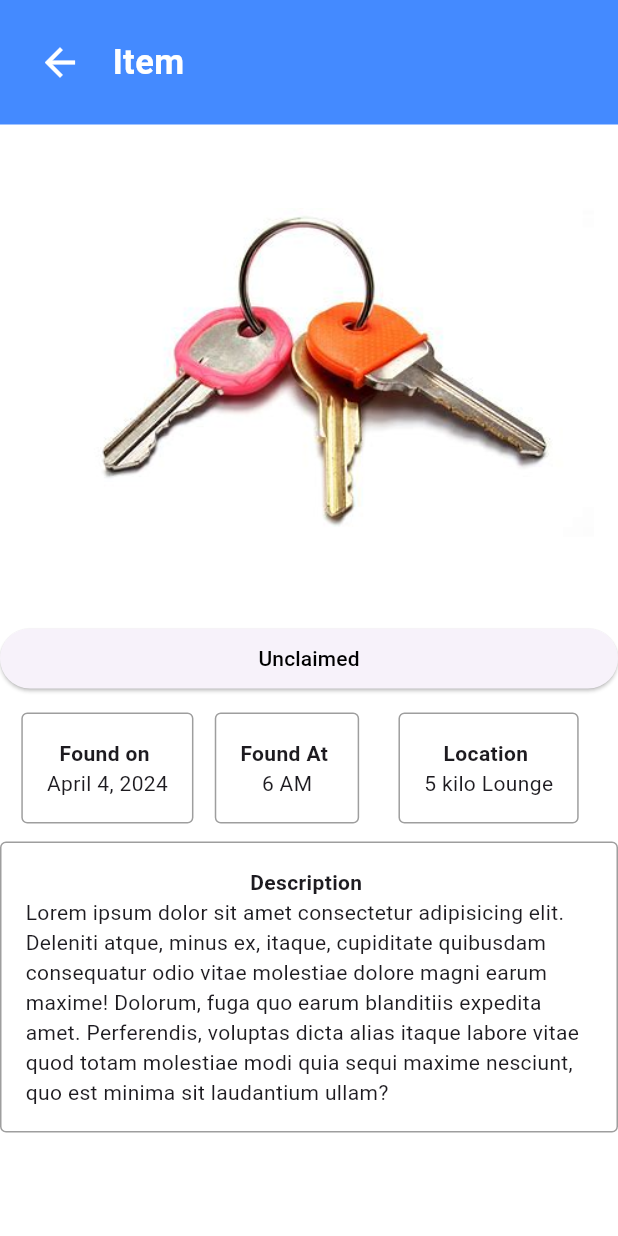
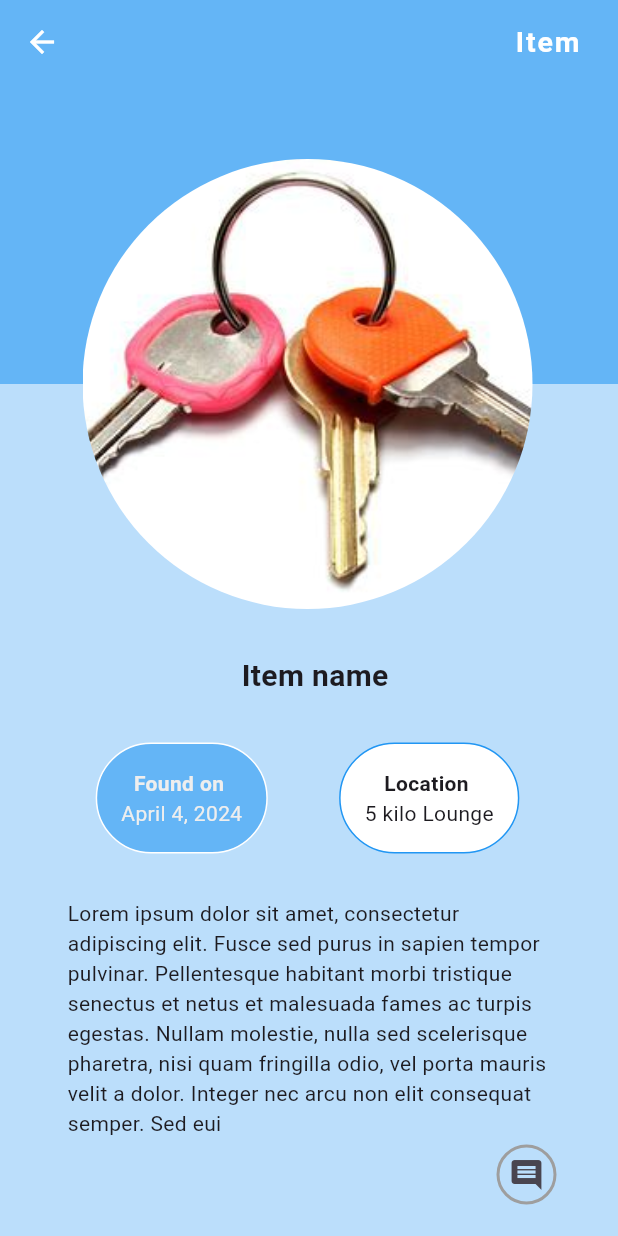
Before and after one commit to SosiSis/flutter-2024-proj, a Flutter app: the ItemPage screen opened directly, on a phone screen of 412 x 824 dp. Run offline on Flutter 3.47's test engine with Material 3 defaults, Android fonts, the phone set to English and light mode, and no system bars.

Commit message:
improved UI

```diff
--- a/lib/presentation/screens/detailpage.dart
+++ b/lib/presentation/screens/detailpage.dart
@@ -1,84 +1,104 @@
 import 'package:flutter/material.dart';
 
-import 'top_bar.dart';
+
 
 class ItemPage extends StatelessWidget {
   @override
   Widget build(BuildContext context) {
     return Scaffold(
-        backgroundColor: Colors.white,
-        body: ListView(
+      backgroundColor: Colors.blue[100],
+        appBar: AppBar(
+        backgroundColor: Colors.blue[300],
+        actions: [
+          Container(
+            margin: EdgeInsets.symmetric(horizontal: 25, vertical: 0),
+            child: Text('Item',style: TextStyle(fontWeight: FontWeight.bold,fontSize: 19,color: Colors.white,letterSpacing: 1.3),) ,
+
+          )
+
+        ],
+        leading: IconButton(onPressed: (){}, icon: Icon(Icons.arrow_back,),style: ButtonStyle(iconColor: MaterialStatePropertyAll(Colors.white)),),
+      ),
+
+      body: Center(
+        child: Stack(
+
           children: [
-            PagesAppBar(),
-            Padding(
-              padding: const EdgeInsets.all(16),
+            Column(
+              children: [
+                Container(
+                  height: 200,
+                  color: Colors.blue[300],
+                )
+              ],
+
+            ),
+
+            Positioned(
+              top: 50,
+              left: 55,
+              child:ClipOval(
+
+  child: Container(
+    width: 300,
+    height: 300,
+    decoration: BoxDecoration(
+      shape: BoxShape.circle,
+
+    ),
     child: Image.asset(
-                "Assets/keys.jpg",
-                height: 300,
+      'Assets/keys.jpg',
+      fit: BoxFit.cover,
     ),
   ),
-            ElevatedButton(
-              onPressed: () {},
-              style: ElevatedButton.styleFrom(
-                padding: EdgeInsets.all(4), // Remove button padding
-                // Remove button padding
-              ),
-              child: const Text(
-                'Unclaimed',
-                style: TextStyle(color: Colors.black), // Adjust text color
-              ),
-            ),
+)),
+Positioned(
+  top: 380,
+  left: 45,
+  child: Container(
+    width: 330,
+    child: Column(
+      crossAxisAlignment: CrossAxisAlignment.end,
+      children: [
+        Center(child: Text('Item name',style: TextStyle(fontSize: 20,fontWeight: FontWeight.bold, ),),),
+        SizedBox(height: 20,),
         Row(
-              mainAxisAlignment: MainAxisAlignment.spaceEvenly,
+          mainAxisAlignment: MainAxisAlignment.spaceAround,
           children: [
           Container(
                   decoration: BoxDecoration(
+                    color: Colors.blue[300],
                     border: Border.all(
-                        color: Colors.grey), // Adjust color as needed
-                    borderRadius: BorderRadius.circular(4.0),
+                        color: Colors.white),
+                    borderRadius: BorderRadius.circular(50),
                   ),
                   padding: const EdgeInsets.all(16),
                   child: const Column(
                     children: [
                       Text(
                         "Found on ",
-                        style: TextStyle(fontWeight: FontWeight.bold),
+                        style: TextStyle(fontWeight: FontWeight.bold, color: Color.fromARGB(255, 238, 238, 238)),
                       ),
                       Text(
                         "April 4, 2024",
-                        style: TextStyle(fontWeight: FontWeight.normal),
+                        style: TextStyle(fontWeight: FontWeight.normal,color: Color.fromARGB(255, 238, 238, 238)),
                       ),
                     ],
                   ),
                 ),
+
+
+
+
                 Container(
                   decoration: BoxDecoration(
+                    color: Colors.white,
                     border: Border.all(
-                        color: Colors.grey), // Adjust color as needed
-                    borderRadius: BorderRadius.circular(4.0),
+                        color: Colors.blue),
+                    borderRadius: BorderRadius.circular(50),
                   ),
                   padding: const EdgeInsets.all(16),
-                  child: const Column(
-                    children: [
-                      Text(
-                        "Found At ",
-                        style: TextStyle(fontWeight: FontWeight.bold),
-                      ),
-                      Text(
-                        "6 AM",
-                        style: TextStyle(fontWeight: FontWeight.normal),
-                      ),
-                    ],
-                  ),
-                ),
-                Container(
-                  decoration: BoxDecoration(
-                    border: Border.all(
-                        color: Colors.grey), // Adjust color as needed
-                    borderRadius: BorderRadius.circular(4.0),
-                  ),
-                  padding: const EdgeInsets.all(16),
-                  margin: EdgeInsets.all(12),
+                  margin: EdgeInsets.all(10),
                   child: const Column(
                     children: [
                       Text(
@@ -94,27 +114,41 @@ class ItemPage extends StatelessWidget {
                 ),
         ],
         ),
+        SizedBox(height: 20,),
         Container(
-              decoration: BoxDecoration(
-                border:
-                    Border.all(color: Colors.grey), // Adjust color as needed
-                borderRadius: BorderRadius.circular(4.0),
+          child: Text('Lorem ipsum dolor sit amet, consectetur adipiscing elit. Fusce sed purus in sapien tempor pulvinar. Pellentesque habitant morbi tristique senectus et netus et malesuada fames ac turpis egestas. Nullam molestie, nulla sed scelerisque pharetra, nisi quam fringilla odio, vel porta mauris velit a dolor. Integer nec arcu non elit consequat semper. Sed eui',
+
+          style: TextStyle(overflow: TextOverflow.visible,),),
         ),
-              padding: const EdgeInsets.all(16),
-              child: const Column(
-                children: [
-                  Text(
-                    "Description ",
-                    style: TextStyle(fontWeight: FontWeight.bold),
+
+        IconButton(onPressed: (){}, icon: Icon(Icons.comment),style:ButtonStyle(side:  MaterialStateProperty.resolveWith<BorderSide>(
+      (Set<MaterialState> states) {
+        return BorderSide(
+          color: Colors.grey,
+          width: 2,
+        );
+
+      },
     ),
-                  Text(
-                    "Lorem ipsum dolor sit amet consectetur adipisicing elit. Deleniti atque, minus ex, itaque, cupiditate quibusdam consequatur odio vitae molestiae dolore magni earum maxime! Dolorum, fuga quo earum blanditiis expedita amet. Perferendis, voluptas dicta alias itaque labore vitae quod totam molestiae modi quia sequi maxime nesciunt, quo est minima sit laudantium ullam? ",
-                    style: TextStyle(fontWeight: FontWeight.normal),
-                  ),
+    alignment:Alignment.topCenter,
+
+    )
+    )
+
+
+
+
+
+
+
+      ]
+      )
+      )
+      )
+
           ],
         ),
-            )
-          ],
-        ));
+      ) ,
+    );
   }
 }
--- a/lib/presentation/screens/top_bar.dart
+++ /dev/null
@@ -1,35 +0,0 @@
-import 'package:flutter/material.dart';
-
-class PagesAppBar extends StatelessWidget {
-  @override
-  Widget build(BuildContext context) {
-    return Container(
-      color: Colors.blueAccent,
-      padding: EdgeInsets.all(25),
-      child: Row(
-        children: [
-          InkWell(
-            onTap: () {
-              Navigator.pop(context);
-            },
-            child: const Icon(
-              Icons.arrow_back,
-              size: 30,
-              color: Colors.white,
-            ),
-          ),
-          const Padding(
-            padding: EdgeInsets.only(left: 20),
-            child: Text(
-              'Item',
-              style: TextStyle(
-                  fontSize: 23,
-                  fontWeight: FontWeight.bold,
-                  color: Colors.white),
-            ),
-          )
-        ],
-      ),
-    );
-  }
-}
--- /dev/null
+++ b/lib/presentation/screens/withaccount.dart
@@ -0,0 +1,137 @@
+
+
+import 'package:flutter/material.dart';
+
+class withaccount extends StatelessWidget {
+  final List<Item> items = [
+
+    Item(
+      imageUrl: 'https://www.jumio.com/app/uploads/2020/10/ID-US.png',
+      description: 'lorem ipsum lorem ipsum lorem ipsum lorem ipsum lorem ipsum lorem ipsum lorem ipsum lorem ipsum lorem ipsum lorem ipsum lorem ipsum lorem ipsum lorem ipsum lorem ipsum lorem ipsumlorem ipsum lorem ipsum lorem ipsum lorem ipsum lorem ipsum',
+
+    ),
+    Item(
+      imageUrl: 'https://th.bing.com/th/id/R.a23d6376839899eba3d7648990f34d8a?rik=HEsuS6DJXHM%2bCg&riu=http%3a%2f%2fpngimg.com%2fuploads%2fkey%2fkey_PNG3378.png&ehk=Yu1s6FCMs9b5wv6I7JEhKSZmG0pzUInKvt17AOaXohQ%3d&risl=1&pid=ImgRaw&r=0',
+      description: 'lorem ipsum lorem ipsum lorem ipsum lorem ipsum lorem ipsum lorem ipsum lorem ipsum lorem ipsum lorem ipsum lorem ipsum lorem ipsum lorem ipsum lorem ipsum lorem ipsum lorem ipsumlorem ipsum lorem ipsum lorem ipsum lorem ipsum lorem ipsum',
+    ),
+    Item(
+      imageUrl: 'https://th.bing.com/th/id/R.a23d6376839899eba3d7648990f34d8a?rik=HEsuS6DJXHM%2bCg&riu=http%3a%2f%2fpngimg.com%2fuploads%2fkey%2fkey_PNG3378.png&ehk=Yu1s6FCMs9b5wv6I7JEhKSZmG0pzUInKvt17AOaXohQ%3d&risl=1&pid=ImgRaw&r=0',
+      description: 'lorem ipsum lorem ipsum lorem ipsum lorem ipsum lorem ipsum lorem ipsum lorem ipsum lorem ipsum lorem ipsum lorem ipsum lorem ipsum lorem ipsum lorem ipsum lorem ipsum lorem ipsumlorem ipsum lorem ipsum lorem ipsum lorem ipsum lorem ipsum',
+    ),
+    Item(
+      imageUrl: 'https://th.bing.com/th/id/OIP.3l2nfzcHhMemSZooiH3B3AHaFj?rs=1&pid=ImgDetMain',
+      description: 'lorem ipsum lorem ipsum lorem ipsum lorem ipsum lorem ipsum lorem ipsum lorem ipsum lorem ipsum lorem ipsum lorem ipsum lorem ipsum lorem ipsum lorem ipsum lorem ipsum lorem ipsumlorem ipsum lorem ipsum lorem ipsum lorem ipsum lorem ipsum',
+    ),
+    Item(
+      imageUrl: 'https://www.jumio.com/app/uploads/2020/10/ID-US.png',
+      description: 'lorem ipsum lorem ipsum lorem ipsum lorem ipsum lorem ipsum lorem ipsum lorem ipsum lorem ipsum lorem ipsum lorem ipsum lorem ipsum lorem ipsum lorem ipsum lorem ipsum lorem ipsumlorem ipsum lorem ipsum lorem ipsum lorem ipsum lorem ipsum',
+    ),
+    Item(
+      imageUrl: 'https://th.bing.com/th/id/R.a23d6376839899eba3d7648990f34d8a?rik=HEsuS6DJXHM%2bCg&riu=http%3a%2f%2fpngimg.com%2fuploads%2fkey%2fkey_PNG3378.png&ehk=Yu1s6FCMs9b5wv6I7JEhKSZmG0pzUInKvt17AOaXohQ%3d&risl=1&pid=ImgRaw&r=0',
+      description: 'lorem ipsum lorem ipsum lorem ipsum lorem ipsum lorem ipsum lorem ipsum lorem ipsum lorem ipsum lorem ipsum lorem ipsum lorem ipsum lorem ipsum lorem ipsum lorem ipsum lorem ipsumlorem ipsum lorem ipsum lorem ipsum lorem ipsum lorem ipsum',
+    ),
+    Item(
+      imageUrl: 'https://th.bing.com/th/id/R.a23d6376839899eba3d7648990f34d8a?rik=HEsuS6DJXHM%2bCg&riu=http%3a%2f%2fpngimg.com%2fuploads%2fkey%2fkey_PNG3378.png&ehk=Yu1s6FCMs9b5wv6I7JEhKSZmG0pzUInKvt17AOaXohQ%3d&risl=1&pid=ImgRaw&r=0',
+      description: 'lorem ipsum lorem ipsum lorem ipsum lorem ipsum lorem ipsum lorem ipsum lorem ipsum lorem ipsum lorem ipsum lorem ipsum lorem ipsum lorem ipsum lorem ipsum lorem ipsum lorem ipsumlorem ipsum lorem ipsum lorem ipsum lorem ipsum lorem ipsum',
+    ),
+
+
+  ];
+
+  @override
+  Widget build(BuildContext context) {
+    return MaterialApp(
+      debugShowCheckedModeBanner: false,
+      title: 'GridView Example',
+      home: Scaffold(
+        backgroundColor: Colors.blue[100],
+        appBar: AppBar(
+        backgroundColor: Colors.blue[300],
+        actions: [
+          Container(
+            margin: EdgeInsets.symmetric(horizontal: 25, vertical: 0),
+            child: Text('Home',style: TextStyle(fontWeight: FontWeight.bold,fontSize: 19,color: Colors.white,letterSpacing: 1.3),) ,
+
+          )
+
+        ],
+        leading: IconButton(onPressed: (){}, icon: Icon(Icons.arrow_back,),style: ButtonStyle(iconColor: MaterialStatePropertyAll(Colors.white)),),
+      ),
+        body: Padding(padding: EdgeInsets.all(15),
+                      child:GridView.count(
+          crossAxisCount: 2,
+          crossAxisSpacing: 10,
+          mainAxisSpacing: 40,
+          children: List.generate(items.length, (index) {
+            return GridItem(
+              item: items[index],
+            );
+          }),
+        ),
+      ),
+    ));
+  }
+}
+
+
+class Item {
+  final String imageUrl;
+  final String description;
+
+  Item({required this.imageUrl, required this.description});
+}
+
+class GridItem extends StatelessWidget {
+  final Item item;
+
+  GridItem({required this.item});
+
+  @override
+  Widget build(BuildContext context) {
+    return Card(
+      child: Column(
+        crossAxisAlignment: CrossAxisAlignment.stretch,
+        children: [
+          SizedBox(height: 1,),
+          Expanded(
+
+            child: Image.network(
+
+
+              item.imageUrl,
+              fit: BoxFit.cover,
+
+            ),
+          ),
+          Padding(
+            padding: const EdgeInsets.all(8.0),
+            child: Text(
+              item.description,
+              textAlign: TextAlign.center,
+              maxLines: 2,
+              style: TextStyle(
+                fontWeight: FontWeight.bold,
+
+                overflow: TextOverflow.ellipsis,
+              ),
+            ),
+          ),
+          SizedBox(height: 8),
+          Row(
+            mainAxisAlignment: MainAxisAlignment.end,
+
+            children: [
+
+              ElevatedButton(
+                onPressed: () {
+
+                },
+                child: Icon(Icons.comment),style: ButtonStyle(iconColor: MaterialStatePropertyAll(Colors.blue)),
+              ),
+            ],
+          ),
+        ],
+      ),
+    );
+  }
+}
```
Also changed, not shown: lib/main.dart (+4 -3 lines), lib/presentation/screens/noaccount.dart (+117 -58 lines), lib/presentation/widgets/navigation.dart (deleted, +0 -57 lines). Lines whose indentation alone changed are shown as unchanged.
